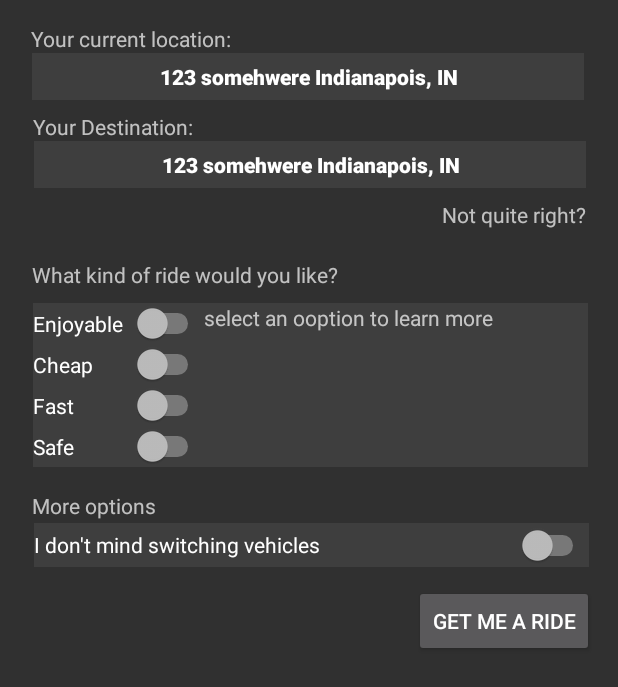
After one commit to n-sudo/ProTeam-Transportation-08, an Android app: the PlanMyTripActivity screen opened directly, with no data from a screen before it, on a phone screen of 412 x 824 dp. The commit adds this screen. Shown: the top 687 px of the screen. Run offline under Robolectric (Android 15) with nearby library versions, the light colour scheme and no system bars.

Commit message:
"added activity for plan my trip, and designed layout"

```diff
--- a/app/src/main/AndroidManifest.xml
+++ b/app/src/main/AndroidManifest.xml
@@ -15,7 +15,8 @@
         android:roundIcon="@mipmap/ic_launcher_round"
         android:supportsRtl="true"
         android:theme="@style/AppTheme">
-        <activity android:name=".SettingsActivity"></activity>
+        <activity android:name=".PlanMyTripActivity"></activity>
+        <activity android:name=".SettingsActivity" />
         <activity android:name=".SafetyActivity" />
         <activity android:name=".BusRoutesActivity" />
         <!--
--- a/app/src/main/java/com/example/quicksmart/MainActivity.java
+++ b/app/src/main/java/com/example/quicksmart/MainActivity.java
@@ -152,6 +152,18 @@ public class MainActivity extends AppCompatActivity implements
 
         });
 
+        Button planMyTrip = (Button) findViewById(R.id.planMyTrip);
+        planMyTrip.setOnClickListener(new View.OnClickListener() {
+
+            @Override
+            public void onClick(View v) {
+
+                toPlanMyTrip();
+
+            }
+
+        });
+
         safetyText = (TextView) findViewById(R.id.safetyText);
         safetyText.setOnClickListener(new View.OnClickListener() {
             @Override
@@ -263,6 +275,13 @@ public class MainActivity extends AppCompatActivity implements
     private void toSettings() {
 
         Intent intent = new Intent(this, SettingsActivity.class);
+        startActivity(intent);
+
+    }
+
+    private void toPlanMyTrip() {
+
+        Intent intent = new Intent(this, PlanMyTripActivity.class);
         startActivity(intent);
 
     }
--- /dev/null
+++ b/app/src/main/java/com/example/quicksmart/PlanMyTripActivity.java
@@ -0,0 +1,14 @@
+package com.example.quicksmart;
+
+import android.os.Bundle;
+
+import androidx.appcompat.app.AppCompatActivity;
+
+public class PlanMyTripActivity extends AppCompatActivity {
+
+    @Override
+    protected void onCreate(Bundle savedInstanceState) {
+        super.onCreate(savedInstanceState);
+        setContentView(R.layout.activity_plan_my_trip);
+    }
+}
--- a/app/src/main/res/layout/activity_main.xml
+++ b/app/src/main/res/layout/activity_main.xml
@@ -56,7 +56,7 @@
         android:background="#D30101"
         android:clickable="true"
         android:gravity="center"
-        android:text="stay safe with these recommendations ->"
+        android:text="Covid-19 Safety Tips"
         android:textAppearance="@style/TextAppearance.AppCompat.Medium"
         android:textColor="#FFFFFF"
         app:layout_constraintStart_toStartOf="parent"
--- /dev/null
+++ b/app/src/main/res/layout/activity_plan_my_trip.xml
@@ -0,0 +1,209 @@
+<?xml version="1.0" encoding="utf-8"?>
+<androidx.constraintlayout.widget.ConstraintLayout xmlns:android="http://schemas.android.com/apk/res/android"
+    xmlns:app="http://schemas.android.com/apk/res-auto"
+    xmlns:tools="http://schemas.android.com/tools"
+    android:layout_width="match_parent"
+    android:layout_height="match_parent"
+    tools:context=".PlanMyTripActivity">
+
+    <TextView
+        android:id="@+id/textView6"
+        android:layout_width="wrap_content"
+        android:layout_height="wrap_content"
+        android:layout_marginTop="16dp"
+        android:text="Your current location:"
+        app:layout_constraintEnd_toEndOf="parent"
+        app:layout_constraintHorizontal_bias="0.075"
+        app:layout_constraintStart_toStartOf="parent"
+        app:layout_constraintTop_toTopOf="parent" />
+
+    <TextView
+        android:id="@+id/chosenDestination"
+        android:layout_width="368dp"
+        android:layout_height="31dp"
+        android:background="#3E3E3E"
+        android:fontFamily="sans-serif-medium"
+        android:gravity="center"
+        android:text="123 somehwere Indianapois, IN"
+        android:textAppearance="@style/TextAppearance.AppCompat.Body2"
+        android:textSize="14sp"
+        android:textStyle="bold"
+        app:layout_constraintBottom_toBottomOf="parent"
+        app:layout_constraintEnd_toEndOf="parent"
+        app:layout_constraintHorizontal_bias="0.511"
+        app:layout_constraintStart_toStartOf="parent"
+        app:layout_constraintTop_toBottomOf="@+id/textView5"
+        app:layout_constraintVertical_bias="0.0" />
+
+    <TextView
+        android:id="@+id/startingPoint"
+        android:layout_width="368dp"
+        android:layout_height="31dp"
+        android:background="#3E3E3E"
+        android:fontFamily="sans-serif-medium"
+        android:gravity="center"
+        android:text="123 somehwere Indianapois, IN"
+        android:textAppearance="@style/TextAppearance.AppCompat.Body2"
+        android:textSize="14sp"
+        android:textStyle="bold"
+        app:layout_constraintEnd_toEndOf="parent"
+        app:layout_constraintHorizontal_bias="0.488"
+        app:layout_constraintStart_toStartOf="parent"
+        app:layout_constraintTop_toBottomOf="@+id/textView6" />
+
+    <TextView
+        android:id="@+id/textView5"
+        android:layout_width="wrap_content"
+        android:layout_height="wrap_content"
+        android:layout_marginTop="8dp"
+        android:text="Your Destination:"
+        app:layout_constraintEnd_toEndOf="parent"
+        app:layout_constraintHorizontal_bias="0.072"
+        app:layout_constraintStart_toStartOf="parent"
+        app:layout_constraintTop_toBottomOf="@+id/startingPoint" />
+
+    <TextView
+        android:id="@+id/problem"
+        android:layout_width="wrap_content"
+        android:layout_height="wrap_content"
+        android:layout_marginTop="8dp"
+        android:text="Not quite right?"
+        app:layout_constraintEnd_toEndOf="parent"
+        app:layout_constraintHorizontal_bias="0.933"
+        app:layout_constraintStart_toStartOf="parent"
+        app:layout_constraintTop_toBottomOf="@+id/chosenDestination" />
+
+    <Switch
+        android:id="@+id/switch4"
+        android:layout_width="114dp"
+        android:layout_height="27dp"
+        android:layout_marginTop="5dp"
+        android:background="#3E3E3E"
+        android:text="Enjoyable"
+        app:layout_constraintEnd_toEndOf="parent"
+        app:layout_constraintHorizontal_bias="0.074"
+        app:layout_constraintStart_toStartOf="parent"
+        app:layout_constraintTop_toBottomOf="@+id/textView8" />
+
+    <Switch
+        android:id="@+id/switch8"
+        android:layout_width="114dp"
+        android:layout_height="27dp"
+        android:background="#3E3E3E"
+        android:text="Safe"
+        app:layout_constraintEnd_toEndOf="@+id/switch9"
+        app:layout_constraintHorizontal_bias="0.0"
+        app:layout_constraintStart_toStartOf="@+id/switch9"
+        app:layout_constraintTop_toBottomOf="@+id/switch9" />
+
+    <Switch
+        android:id="@+id/switch9"
+        android:layout_width="114dp"
+        android:layout_height="27dp"
+        android:background="#3E3E3E"
+        android:text="Fast"
+        app:layout_constraintEnd_toEndOf="@+id/switch10"
+        app:layout_constraintHorizontal_bias="1.0"
+        app:layout_constraintStart_toStartOf="@+id/switch10"
+        app:layout_constraintTop_toBottomOf="@+id/switch10" />
+
+    <Switch
+        android:id="@+id/switch10"
+        android:layout_width="114dp"
+        android:layout_height="27dp"
+        android:background="#3E3E3E"
+        android:text="Cheap"
+        app:layout_constraintEnd_toEndOf="@+id/switch4"
+        app:layout_constraintHorizontal_bias="0.0"
+        app:layout_constraintStart_toStartOf="@+id/switch4"
+        app:layout_constraintTop_toBottomOf="@+id/switch4" />
+
+    <TextView
+        android:id="@+id/textView8"
+        android:layout_width="226dp"
+        android:layout_height="23dp"
+        android:layout_marginTop="48dp"
+        android:text="What kind of ride would you like?"
+        app:layout_constraintEnd_toEndOf="parent"
+        app:layout_constraintHorizontal_bias="0.113"
+        app:layout_constraintStart_toStartOf="parent"
+        app:layout_constraintTop_toBottomOf="@+id/chosenDestination" />
+
+    <TextView
+        android:id="@+id/moreInfo"
+        android:layout_width="256dp"
+        android:layout_height="109dp"
+        android:background="#3E3E3E"
+        android:text="select an ooption to learn more"
+        app:layout_constraintBottom_toBottomOf="@+id/switch8"
+        app:layout_constraintEnd_toEndOf="parent"
+        app:layout_constraintHorizontal_bias="0.0"
+        app:layout_constraintStart_toEndOf="@+id/switch10"
+        app:layout_constraintTop_toTopOf="@+id/switch4" />
+
+    <Button
+        android:id="@+id/button2"
+        android:layout_width="wrap_content"
+        android:layout_height="wrap_content"
+        android:layout_marginTop="12dp"
+        android:text="Get me a ride"
+        app:layout_constraintBottom_toBottomOf="parent"
+        app:layout_constraintEnd_toEndOf="parent"
+        app:layout_constraintHorizontal_bias="0.945"
+        app:layout_constraintStart_toStartOf="parent"
+        app:layout_constraintTop_toBottomOf="@+id/switch11"
+        app:layout_constraintVertical_bias="0.0" />
+
+    <TextView
+        android:id="@+id/textView10"
+        android:layout_width="167dp"
+        android:layout_height="21dp"
+        android:layout_marginTop="16dp"
+        android:text="More options"
+        app:layout_constraintEnd_toEndOf="parent"
+        app:layout_constraintHorizontal_bias="0.086"
+        app:layout_constraintStart_toStartOf="parent"
+        app:layout_constraintTop_toBottomOf="@+id/moreInfo" />
+
+    <Switch
+        android:id="@+id/switch11"
+        android:layout_width="370dp"
+        android:layout_height="29dp"
+        android:background="#3E3E3E"
+        android:text="I don't mind switching vehicles"
+        app:layout_constraintEnd_toEndOf="parent"
+        app:layout_constraintHorizontal_bias="0.536"
+        app:layout_constraintStart_toStartOf="parent"
+        app:layout_constraintTop_toBottomOf="@+id/textView10" />
+
+    <ScrollView
+        android:layout_width="372dp"
+        android:layout_height="194dp"
+        android:background="#3E3E3E"
+        android:visibility="invisible"
+        app:layout_constraintBottom_toBottomOf="parent"
+        app:layout_constraintEnd_toEndOf="parent"
+        app:layout_constraintStart_toStartOf="parent"
+        app:layout_constraintTop_toBottomOf="@+id/textView11"
+        app:layout_constraintVertical_bias="0.0">
+
+        <LinearLayout
+            android:layout_width="match_parent"
+            android:layout_height="wrap_content"
+            android:orientation="vertical" />
+    </ScrollView>
+
+    <TextView
+        android:id="@+id/textView11"
+        android:layout_width="149dp"
+        android:layout_height="19dp"
+        android:text="Here are the results:"
+        android:visibility="invisible"
+        app:layout_constraintBottom_toBottomOf="parent"
+        app:layout_constraintEnd_toEndOf="parent"
+        app:layout_constraintHorizontal_bias="0.083"
+        app:layout_constraintStart_toStartOf="parent"
+        app:layout_constraintTop_toBottomOf="@+id/button2"
+        app:layout_constraintVertical_bias="0.0" />
+
+</androidx.constraintlayout.widget.ConstraintLayout>
```
